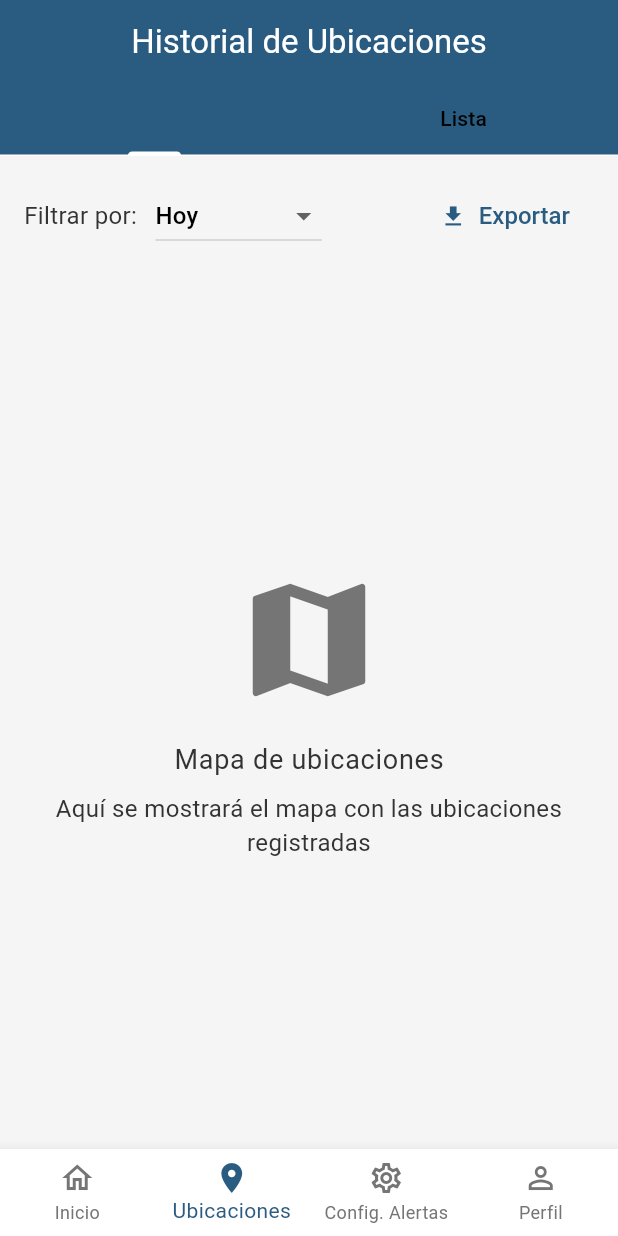
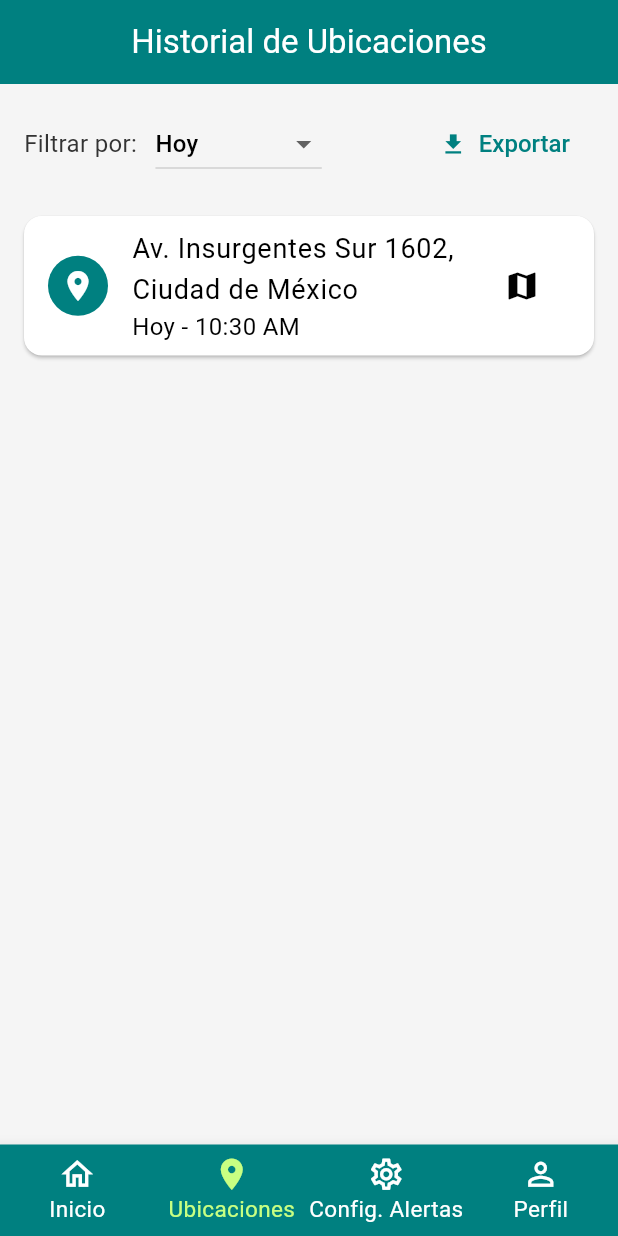
Before and after one commit to equipoAlzDev/appAlzAlert, a Flutter app: the HomeScreen screen opened directly, item 2 of the bottom bar chosen, on a phone screen of 412 x 824 dp. Run offline on Flutter 3.47's test engine with Material 3 defaults, Android fonts, the phone set to English and light mode, and no system bars; our stand-ins replace cloud_firestore, firebase_auth, firebase_core, geolocator, permission_handler; missing offline and left inert: telephony; accounts and stored records are empty.

Commit message:
Se hizo cambio en los colores y otros estilos como botones

```diff
--- a/lib/screens/auth/welcome_screen.dart
+++ b/lib/screens/auth/welcome_screen.dart
@@ -23,7 +23,7 @@ class WelcomeScreen extends StatelessWidget {
               ),
               const SizedBox(height: 24),
               Text(
-                'Bienvenido a alzalert',
+                'Bienvenido a AlzAlert',
                 style: Theme.of(context).textTheme.displayMedium,
                 textAlign: TextAlign.center,
               ),
@@ -45,7 +45,7 @@ class WelcomeScreen extends StatelessWidget {
                       MaterialPageRoute(builder: (context) => const LoginScreen()),
                     );
                   },
-                  child: const Text('Iniciar Sesión'),
+                  child: const Text('Iniciar Sesión', style: TextStyle(fontSize: 18),),
                 ),
               ),
               const SizedBox(height: 16),
@@ -65,7 +65,7 @@ class WelcomeScreen extends StatelessWidget {
                       borderRadius: BorderRadius.circular(10),
                     ),
                   ),
-                  child: const Text('Registrarse'),
+                  child: const Text('Registrarse', style: TextStyle(fontSize: 18),),
                 ),
               ),
             ],
--- a/lib/screens/contacts/emergency_contacts_screen.dart
+++ b/lib/screens/contacts/emergency_contacts_screen.dart
@@ -259,6 +259,7 @@ class _EmergencyContactsScreenState extends State<EmergencyContactsScreen> {
               ),
       floatingActionButton: FloatingActionButton(
         onPressed: () => _mostrarFormulario(context, userId: userId),
+        backgroundColor: Color.fromARGB(255, 0, 128, 128),
         child: const Icon(Icons.add),
       ),
     );
--- a/lib/screens/history/location_history_screen.dart
+++ b/lib/screens/history/location_history_screen.dart
@@ -8,8 +8,7 @@ class LocationHistoryScreen extends StatefulWidget {
   State<LocationHistoryScreen> createState() => _LocationHistoryScreenState();
 }
 
-class _LocationHistoryScreenState extends State<LocationHistoryScreen> with SingleTickerProviderStateMixin {
-  late TabController _tabController;
+class _LocationHistoryScreenState extends State<LocationHistoryScreen> {
   String _selectedFilter = 'Hoy';
 
   final List<Map<String, dynamic>> _locationHistory = [
@@ -39,18 +38,6 @@ class _LocationHistoryScreenState extends State<LocationHistoryScreen> with Sing
     },
   ];
 
-  @override
-  void initState() {
-    super.initState();
-    _tabController = TabController(length: 2, vsync: this);
-  }
-
-  @override
-  void dispose() {
-    _tabController.dispose();
-    super.dispose();
-  }
-
   List<Map<String, dynamic>> _getFilteredLocations() {
     if (_selectedFilter == 'Todos') {
       return _locationHistory;
@@ -68,13 +55,6 @@ class _LocationHistoryScreenState extends State<LocationHistoryScreen> with Sing
     return Scaffold(
       appBar: AppBar(
         title: const Text('Historial de Ubicaciones'),
-        bottom: TabBar(
-          controller: _tabController,
-          tabs: const [
-            Tab(text: 'Mapa'),
-            Tab(text: 'Lista'),
-          ],
-        ),
       ),
       body: Column(
         children: [
@@ -110,36 +90,7 @@ class _LocationHistoryScreenState extends State<LocationHistoryScreen> with Sing
             ),
           ),
           Expanded(
-            child: TabBarView(
-              controller: _tabController,
-              children: [
-                // Pestaña de Mapa
-                Center(
-                  child: Column(
-                    mainAxisAlignment: MainAxisAlignment.center,
-                    children: [
-                      Icon(
-                        Icons.map,
-                        size: 100,
-                        color: AppTheme.textLight,
-                      ),
-                      const SizedBox(height: 16),
-                      Text(
-                        'Mapa de ubicaciones',
-                        style: Theme.of(context).textTheme.bodyLarge,
-                      ),
-                      const SizedBox(height: 8),
-                      Text(
-                        'Aquí se mostrará el mapa con las ubicaciones registradas',
-                        style: Theme.of(context).textTheme.bodyMedium,
-                        textAlign: TextAlign.center,
-                      ),
-                    ],
-                  ),
-                ),
-
-                // Pestaña de Lista
-                filteredLocations.isEmpty
+            child: filteredLocations.isEmpty
                 ? Center(
                     child: Column(
                       mainAxisAlignment: MainAxisAlignment.center,
@@ -187,8 +138,6 @@ class _LocationHistoryScreenState extends State<LocationHistoryScreen> with Sing
                       );
                     },
                   ),
-              ],
-            ),
           ),
         ],
       ),
--- a/lib/screens/home/home_screen.dart
+++ b/lib/screens/home/home_screen.dart
@@ -44,6 +44,10 @@ class _HomeScreenState extends State<HomeScreen> {
     return Scaffold(
       body: _screens[_selectedIndex],
       bottomNavigationBar: BottomNavigationBar(
+        backgroundColor: const Color.fromARGB(255, 0, 128, 128),
+        iconSize: 25,
+        selectedFontSize: 15,
+        unselectedFontSize: 15,
         currentIndex: _selectedIndex,
         onTap: (index) {
           setState(() {
@@ -51,8 +55,9 @@ class _HomeScreenState extends State<HomeScreen> {
           });
         },
         type: BottomNavigationBarType.fixed,
-        selectedItemColor: AppTheme.primaryBlue,
-        unselectedItemColor: AppTheme.textLight,
+        selectedItemColor: const Color.fromARGB(255, 200, 255, 130), // Color contrastante para el elemento seleccionado
+        unselectedItemColor: Colors.white, // Color blanco para los elementos no seleccionados
+        elevation: 8,
         items: const [
           BottomNavigationBarItem(
             icon: Icon(Icons.home_outlined),
@@ -264,7 +269,7 @@ class _MainHomeScreenState extends State<MainHomeScreen> {
            ScaffoldMessenger.of(context).showSnackBar(
              const SnackBar(
                content: Text('Alerta enviada a contactos de emergencia'),
-               backgroundColor: AppTheme.secondaryGreen,
+               backgroundColor: Color.fromARGB(255, 255, 165, 0),
              ),
            );
          }
@@ -423,15 +428,15 @@ class _MainHomeScreenState extends State<MainHomeScreen> {
 
         return Scaffold(
           appBar: AppBar(
-            title: const Text('alzalert'),
+            title: const Text('AlzAlert'),
             actions: [
               Switch(
                 value: isAlertSystemActive,
                 // Corrected: Removed context argument from _toggleAlertSystem call
                 onChanged: (_) => _toggleAlertSystem(context), // Still need context for SnackBar
-                activeColor: AppTheme.secondaryGreen,
-                inactiveThumbColor: const Color.fromARGB(255, 200, 200, 200),
-                inactiveTrackColor: Colors.grey[500],
+                activeColor: const Color.fromARGB(255, 200, 255, 130),
+                inactiveThumbColor: Colors.white,
+                inactiveTrackColor: const Color.fromARGB(255, 206, 206, 206),
               ),
             ],
           ),
--- a/lib/screens/splash_screen.dart
+++ b/lib/screens/splash_screen.dart
@@ -42,17 +42,19 @@ class _SplashScreenState extends State<SplashScreen> {
             ),
             const SizedBox(height: 24),
             Text(
-              'alzalert',
+              'AlzAlert',
               style: Theme.of(context).textTheme.displayMedium?.copyWith(
                     color: AppTheme.primaryWhite,
                     fontWeight: FontWeight.bold,
+                    fontSize: 30,
                   ),
             ),
-            const SizedBox(height: 16),
+            const SizedBox(height: 12),
             Text(
               'Cuidando a quienes más importan',
               style: Theme.of(context).textTheme.bodyLarge?.copyWith(
                     color: AppTheme.primaryWhite,
+                    fontSize: 23,
                   ),
             ),
           ],
--- a/lib/theme/app_theme.dart
+++ b/lib/theme/app_theme.dart
@@ -2,7 +2,7 @@ import 'package:flutter/material.dart';
 
 class AppTheme {
   // Primary Colors
-  static const Color primaryBlue = Color(0xFF2A5C82);
+  static const Color primaryBlue = Color.fromARGB(255, 0, 128, 128);
   static const Color primaryWhite = Color(0xFFFFFFFF);
 
   // Secondary Colors
```
Also changed, not shown: lib/screens/alerts/alert_config_screen.dart (+9 -4 lines), lib/screens/auth/login_screen.dart (+12 -6 lines), lib/screens/profile/medical_info_screen.dart (+14 -6 lines), lib/screens/profile/profile_setup_screen.dart (+13 -5 lines). Lines whose indentation alone changed are shown as unchanged.
